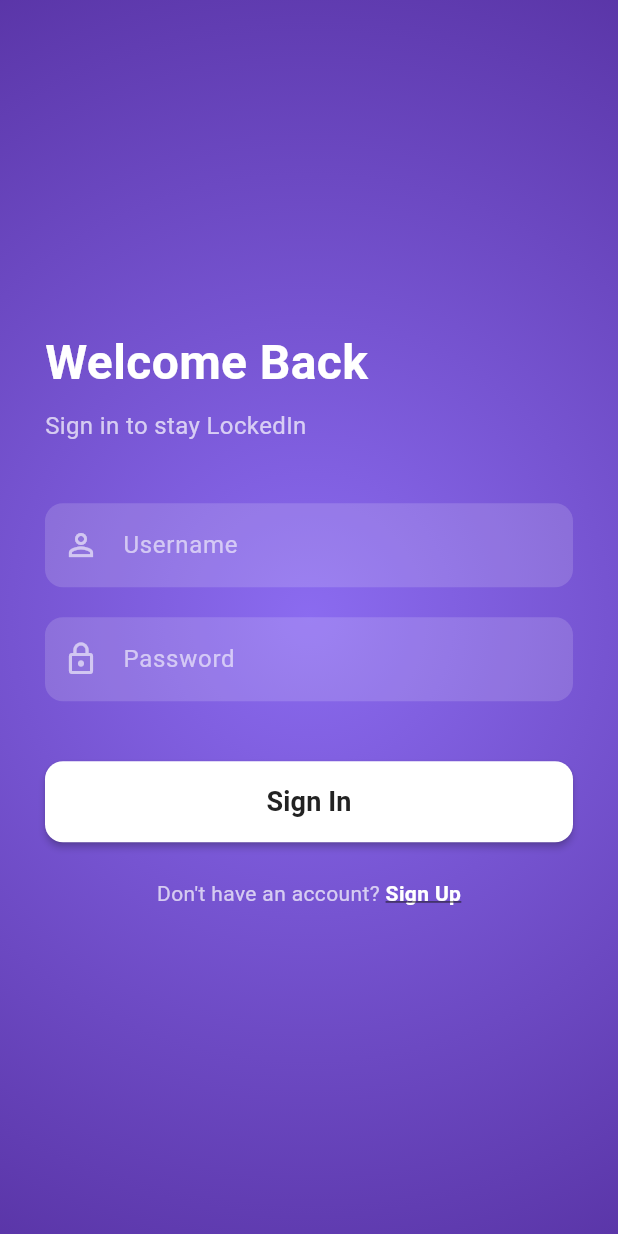
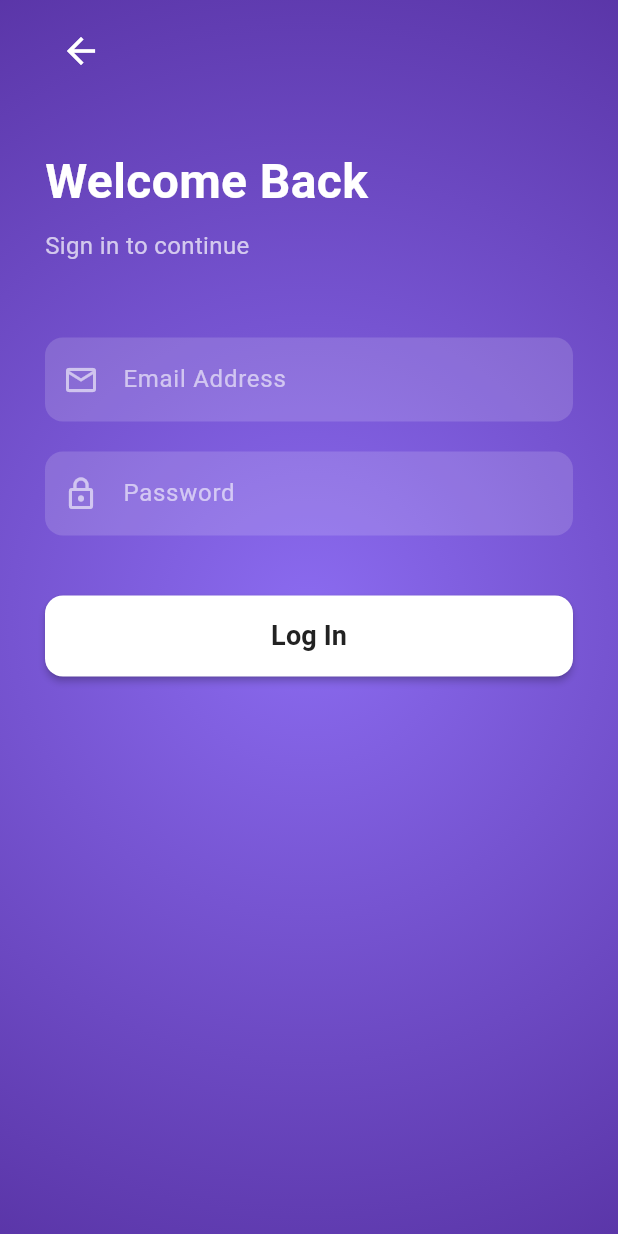
Before and after one commit to jeevan764/lockedin, a Flutter app: the LoginScreen screen opened directly, on a phone screen of 412 x 824 dp. Run offline on Flutter 3.47's test engine with Material 3 defaults, Android fonts, the phone set to English and light mode, and no system bars; our stand-ins replace supabase_flutter; accounts and stored records are empty.

Commit message:
signup and login

```diff
--- a/lib/screens/login_screen.dart
+++ b/lib/screens/login_screen.dart
@@ -1,7 +1,6 @@
 // lib/screens/login_screen.dart
 import 'package:flutter/material.dart';
 import 'package:supabase_flutter/supabase_flutter.dart';
-import 'signup_screen.dart'; // To navigate to signup if they don't have an account
 import 'dashboard_screen.dart';
 
 class LoginScreen extends StatefulWidget {
@@ -12,49 +11,46 @@ class LoginScreen extends StatefulWidget {
 }
 
 class _LoginScreenState extends State<LoginScreen> {
-  final TextEditingController _usernameController = TextEditingController();
+  final TextEditingController _emailController = TextEditingController(); // Swapped out Username
   final TextEditingController _passwordController = TextEditingController();
   bool _isLoading = false;
 
   @override
   void dispose() {
-    _usernameController.dispose();
+    _emailController.dispose();
     _passwordController.dispose();
     super.dispose();
   }
 
   Future<void> _handleLogin() async {
-    final username = _usernameController.text.trim();
+    final email = _emailController.text.trim();
     final password = _passwordController.text.trim();
 
-    if (username.isEmpty || password.isEmpty) {
-      _showSnackBar('Please enter your username and password', Colors.orange);
+    if (email.isEmpty || password.isEmpty) {
+      _showSnackBar('Please fill in all fields', Colors.orange);
       return;
     }
 
     setState(() => _isLoading = true);
 
     try {
-      // Sign in using the same mock domain mapping structure as signup
+      // Login directly with the entered email string
       final AuthResponse response = await Supabase.instance.client.auth.signInWithPassword(
-        email: '$username@lockedin.com',
+        email: email,
         password: password,
       );
 
       if (response.user != null && mounted) {
-        _showSnackBar('Welcome back, $username!', Colors.green);
-
-
+        _showSnackBar('Welcome back!', Colors.green);
         Navigator.pushReplacement(
           context,
           MaterialPageRoute(builder: (context) => const DashboardScreen()),
         );
       }
     } on AuthException catch (error) {
-      // Handles wrong passwords, missing users, or network blocks gracefully
       _showSnackBar(error.message, Colors.red);
     } catch (error) {
-      _showSnackBar('An unexpected connection error occurred.', Colors.red);
+      _showSnackBar('Database connection error occurred.', Colors.red);
     } finally {
       if (mounted) setState(() => _isLoading = false);
     }
@@ -76,46 +72,39 @@ class _LoginScreenState extends State<LoginScreen> {
           gradient: RadialGradient(
             center: Alignment.center,
             radius: 1.2,
-            colors: [
-              Color(0xff8b6bf0),
-              Color(0xff5732a3),
-            ],
+            colors: [Color(0xff8b6bf0), Color(0xff5732a3)],
           ),
         ),
         child: SafeArea(
-          child: Center(
           child: SingleChildScrollView(
             child: Padding(
               padding: const EdgeInsets.symmetric(horizontal: 30.0),
               child: Column(
-                  mainAxisAlignment: MainAxisAlignment.center,
                 crossAxisAlignment: CrossAxisAlignment.start,
                 children: [
-                    const Text(
-                      'Welcome Back',
-                      style: TextStyle(color: Colors.white, fontSize: 32, fontWeight: FontWeight.bold),
-                    ),
-                    const SizedBox(height: 8),
-                    const Text(
-                      'Sign in to stay LockedIn',
-                      style: TextStyle(color: Colors.white70, fontSize: 16),
+                  const SizedBox(height: 10),
+                  IconButton(
+                    icon: const Icon(Icons.arrow_back, color: Colors.white, size: 28),
+                    onPressed: () => Navigator.pop(context),
                   ),
                   const SizedBox(height: 40),
+                  const Text('Welcome Back', style: TextStyle(color: Colors.white, fontSize: 32, fontWeight: FontWeight.bold)),
+                  const SizedBox(height: 8),
+                  const Text('Sign in to continue', style: TextStyle(color: Colors.white70, fontSize: 16)),
+                  const SizedBox(height: 50),
 
-                    // Username Input
+                  // Email Input
                   TextField(
-                      controller: _usernameController,
+                    controller: _emailController,
+                    keyboardType: TextInputType.emailAddress,
                     style: const TextStyle(color: Colors.white),
                     decoration: InputDecoration(
-                        hintText: 'Username',
+                      hintText: 'Email Address',
                       hintStyle: const TextStyle(color: Colors.white60),
-                        prefixIcon: const Icon(Icons.person_outline, color: Colors.white60),
+                      prefixIcon: const Icon(Icons.email_outlined, color: Colors.white60),
                       filled: true,
                       fillColor: Colors.white.withValues(alpha: 0.15),
-                        border: OutlineInputBorder(
-                          borderRadius: BorderRadius.circular(12),
-                          borderSide: BorderSide.none,
-                        ),
+                      border: OutlineInputBorder(borderRadius: BorderRadius.circular(12), borderSide: BorderSide.none),
                     ),
                   ),
                   const SizedBox(height: 20),
@@ -131,15 +120,11 @@ class _LoginScreenState extends State<LoginScreen> {
                       prefixIcon: const Icon(Icons.lock_outline, color: Colors.white60),
                       filled: true,
                       fillColor: Colors.white.withValues(alpha: 0.15),
-                        border: OutlineInputBorder(
-                          borderRadius: BorderRadius.circular(12),
-                          borderSide: BorderSide.none,
-                        ),
+                      border: OutlineInputBorder(borderRadius: BorderRadius.circular(12), borderSide: BorderSide.none),
                     ),
                   ),
                   const SizedBox(height: 40),
 
-                    // Sign In Button
                   SizedBox(
                     width: double.infinity,
                     height: 54,
@@ -152,37 +137,11 @@ class _LoginScreenState extends State<LoginScreen> {
                         elevation: 2,
                       ),
                       child: _isLoading
-                            ? const SizedBox(
-                                height: 24,
-                                width: 24,
-                                child: CircularProgressIndicator(color: Color(0xff222222), strokeWidth: 2.5),
-                              )
-                            : const Text('Sign In', style: TextStyle(fontSize: 18, fontWeight: FontWeight.bold)),
-                      ),
-                    ),
-                    const SizedBox(height: 24),
-
-                    // Redirect to Registration View
-                    Row(
-                      mainAxisAlignment: MainAxisAlignment.center,
-                      children: [
-                        const Text("Don't have an account? ", style: TextStyle(color: Colors.white70)),
-                        GestureDetector(
-                          onTap: () {
-                            Navigator.push(
-                              context,
-                              MaterialPageRoute(builder: (context) => const SignupScreen()),
-                            );
-                          },
-                          child: const Text(
-                            'Sign Up',
-                            style: TextStyle(color: Colors.white, fontWeight: FontWeight.bold, decoration: TextDecoration.underline),
+                          ? const SizedBox(height: 24, width: 24, child: CircularProgressIndicator(color: Color(0xff222222), strokeWidth: 2.5))
+                          : const Text('Log In', style: TextStyle(fontSize: 18, fontWeight: FontWeight.bold)),
                     ),
                   ),
                 ],
-                    ),
-                  ],
-                ),
               ),
             ),
           ),
```
Also changed, not shown: lib/screens/signup_screen.dart (+57 -19 lines). Lines whose indentation alone changed are shown as unchanged.
